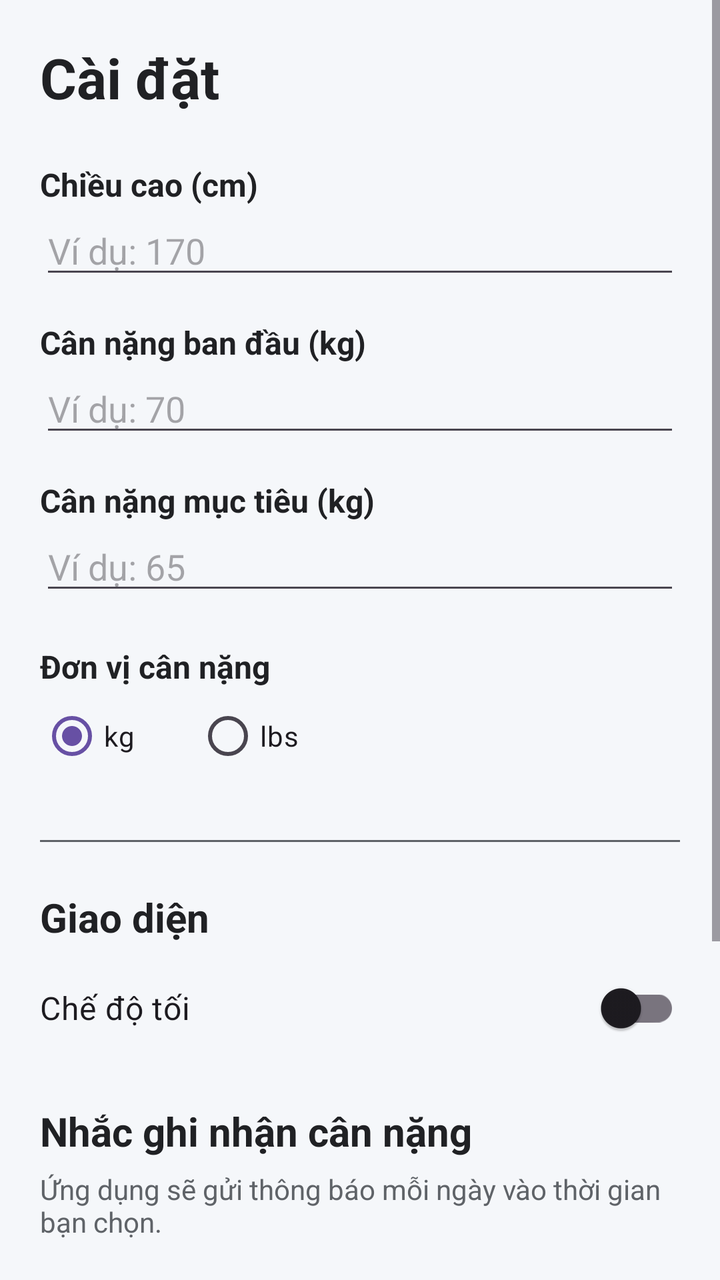
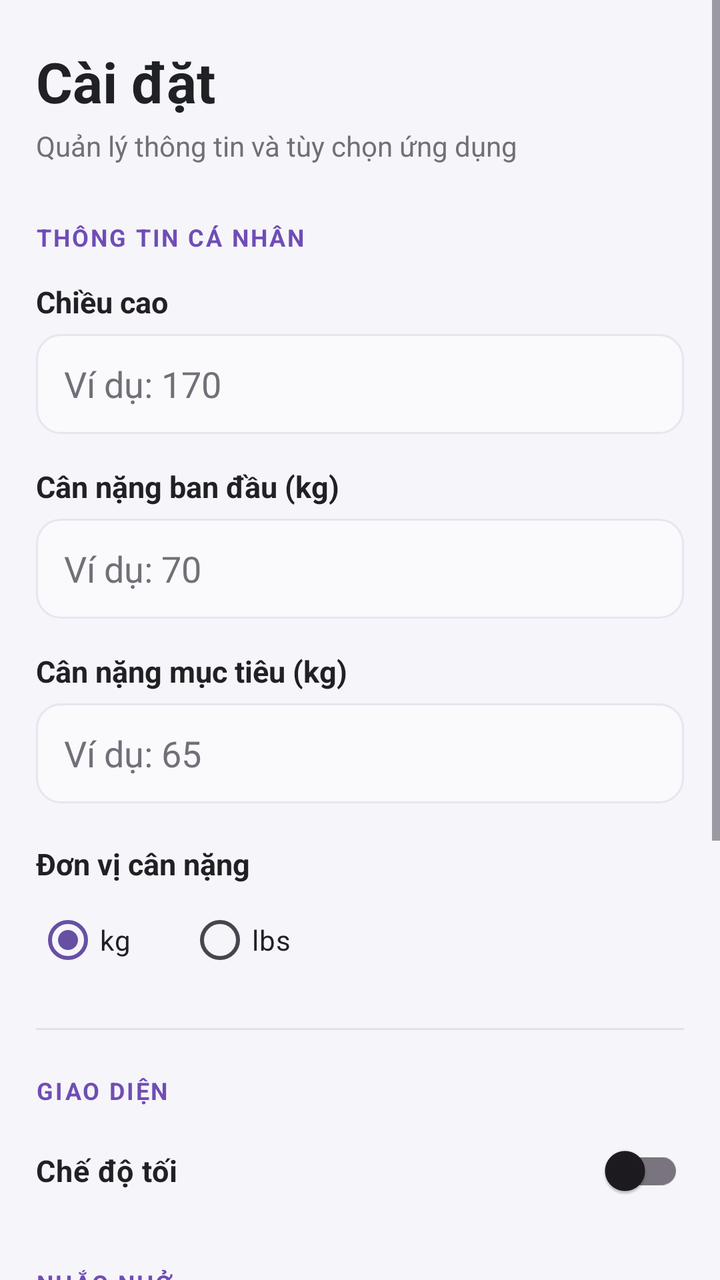

Compare the two renders of this Android layout. The source of the first and the diff that turns it into the second are given below.
<!-- AndroidManifest.xml: application theme Theme.Theo_doi_can_nang -->
<!-- res/layout/activity_settings.xml -->
<?xml version="1.0" encoding="utf-8"?>
<ScrollView
    xmlns:android="http://schemas.android.com/apk/res/android"
    android:layout_width="match_parent"
    android:layout_height="match_parent"
    android:background="@color/app_background">

    <LinearLayout
        android:layout_width="match_parent"
        android:layout_height="wrap_content"
        android:orientation="vertical"
        android:padding="20dp">

        
        
        

        <TextView
            android:layout_width="wrap_content"
            android:layout_height="wrap_content"
            android:text="Cài đặt"
            android:textSize="28sp"
            android:textStyle="bold"
            android:textColor="@color/app_text" />

        
        
        

        <TextView
            android:layout_width="wrap_content"
            android:layout_height="wrap_content"
            android:layout_marginTop="24dp"
            android:text="Chiều cao (cm)"
            android:textSize="16sp"
            android:textStyle="bold"
            android:textColor="@color/app_text" />

        <EditText
            android:id="@+id/edtHeight"
            android:layout_width="match_parent"
            android:layout_height="wrap_content"
            android:hint="Ví dụ: 170"
            android:inputType="numberDecimal"
            android:autofillHints="height" />

        
        
        

        <TextView
            android:id="@+id/tvStartWeightLabel"
            android:layout_width="wrap_content"
            android:layout_height="wrap_content"
            android:layout_marginTop="16dp"
            android:text="Cân nặng ban đầu (kg)"
            android:textSize="16sp"
            android:textStyle="bold"
            android:textColor="@color/app_text" />

        <EditText
            android:id="@+id/edtStartWeight"
            android:layout_width="match_parent"
            android:layout_height="wrap_content"
            android:hint="Ví dụ: 70"
            android:inputType="numberDecimal"
            android:autofillHints="weight" />

        
        
        

        <TextView
            android:id="@+id/tvGoalWeightLabel"
            android:layout_width="wrap_content"
            android:layout_height="wrap_content"
            android:layout_marginTop="16dp"
            android:text="Cân nặng mục tiêu (kg)"
            android:textSize="16sp"
            android:textStyle="bold"
            android:textColor="@color/app_text" />

        <EditText
            android:id="@+id/edtGoalWeight"
            android:layout_width="match_parent"
            android:layout_height="wrap_content"
            android:hint="Ví dụ: 65"
            android:inputType="numberDecimal"
            android:autofillHints="weight" />

        
        
        

        <TextView
            android:layout_width="wrap_content"
            android:layout_height="wrap_content"
            android:layout_marginTop="20dp"
            android:text="Đơn vị cân nặng"
            android:textSize="16sp"
            android:textStyle="bold"
            android:textColor="@color/app_text" />

        <RadioGroup
            android:id="@+id/radioUnit"
            android:layout_width="match_parent"
            android:layout_height="wrap_content"
            android:orientation="horizontal">

            <RadioButton
                android:id="@+id/radioKg"
                android:layout_width="wrap_content"
                android:layout_height="wrap_content"
                android:text="kg"
                android:checked="true" />

            <RadioButton
                android:id="@+id/radioLbs"
                android:layout_width="wrap_content"
                android:layout_height="wrap_content"
                android:layout_marginStart="30dp"
                android:text="lbs" />

        </RadioGroup>

        
        
        

        <View
            android:layout_width="match_parent"
            android:layout_height="1dp"
            android:layout_marginTop="28dp"
            android:background="@color/app_secondary_text" />

        <TextView
            android:layout_width="wrap_content"
            android:layout_height="wrap_content"
            android:layout_marginTop="24dp"
            android:text="Giao diện"
            android:textSize="20sp"
            android:textStyle="bold"
            android:textColor="@color/app_text" />

        <androidx.appcompat.widget.SwitchCompat
            android:id="@+id/switchDarkMode"
            android:layout_width="match_parent"
            android:layout_height="wrap_content"
            android:layout_marginTop="8dp"
            android:text="Chế độ tối"
            android:textSize="16sp" />

        
        
        

        <TextView
            android:layout_width="wrap_content"
            android:layout_height="wrap_content"
            android:layout_marginTop="24dp"
            android:text="Nhắc ghi nhận cân nặng"
            android:textSize="20sp"
            android:textStyle="bold"
            android:textColor="@color/app_text" />

        <TextView
            android:layout_width="match_parent"
            android:layout_height="wrap_content"
            android:layout_marginTop="6dp"
            android:text="Ứng dụng sẽ gửi thông báo mỗi ngày vào thời gian bạn chọn."
            android:textSize="14sp"
            android:textColor="@color/app_secondary_text" />

        
        
        

        <TextView
            android:layout_width="wrap_content"
            android:layout_height="wrap_content"
            android:layout_marginTop="20dp"
            android:text="Giờ nhắc"
            android:textSize="16sp"
            android:textStyle="bold"
            android:textColor="@color/app_text" />

        <Button
            android:id="@+id/btnReminderTime"
            android:layout_width="match_parent"
            android:layout_height="wrap_content"
            android:layout_marginTop="8dp"
            android:text="07:00" />

        
        
        

        <androidx.appcompat.widget.SwitchCompat
            android:id="@+id/switchReminder"
            android:layout_width="match_parent"
            android:layout_height="wrap_content"
            android:layout_marginTop="12dp"
            android:text="Bật nhắc nhở hàng ngày"
            android:textSize="16sp" />

        
        
        

        <Button
            android:id="@+id/btnSaveSettings"
            android:layout_width="match_parent"
            android:layout_height="wrap_content"
            android:layout_marginTop="24dp"
            android:text="Lưu cài đặt" />

    </LinearLayout>

</ScrollView>
<!-- resources referenced by this layout -->
<resources>
  <color name="app_background">#F5F7FA</color>
  <color name="app_secondary_text">#5F6368</color>
  <color name="app_text">#202124</color>
  <style name="Theme.Theo_doi_can_nang" parent="Base.Theme.Theo_doi_can_nang" />
  <style name="Base.Theme.Theo_doi_can_nang" parent="Theme.Material3.DayNight.NoActionBar">
  
          
  
      </style>
</resources>

<!-- the commit's change to res/layout/activity_settings.xml (unified diff, before → after) -->
@@ -3,49 +3,77 @@
     xmlns:android="http://schemas.android.com/apk/res/android"
     android:layout_width="match_parent"
     android:layout_height="match_parent"
-    android:background="@color/app_background">
+    android:background="@color/app_background"
+    android:fillViewport="true"
+    android:clipToPadding="false">
 
     <LinearLayout
         android:layout_width="match_parent"
         android:layout_height="wrap_content"
         android:orientation="vertical"
-        android:padding="20dp">
-
-        
-        
+        android:paddingStart="18dp"
+        android:paddingTop="22dp"
+        android:paddingEnd="18dp"
+        android:paddingBottom="30dp">
+
         
 
         <TextView
             android:layout_width="wrap_content"
             android:layout_height="wrap_content"
             android:text="Cài đặt"
+            android:textColor="@color/app_text"
             android:textSize="28sp"
-            android:textStyle="bold"
-            android:textColor="@color/app_text" />
-
-        
-        
-        
-
-        <TextView
-            android:layout_width="wrap_content"
-            android:layout_height="wrap_content"
-            android:layout_marginTop="24dp"
-            android:text="Chiều cao (cm)"
-            android:textSize="16sp"
-            android:textStyle="bold"
-            android:textColor="@color/app_text" />
+            android:textStyle="bold" />
+
+        <TextView
+            android:layout_width="wrap_content"
+            android:layout_height="wrap_content"
+            android:layout_marginTop="4dp"
+            android:text="Quản lý thông tin và tùy chọn ứng dụng"
+            android:textColor="@color/app_secondary_text"
+            android:textSize="14sp" />
+
+
+        
+
+        <TextView
+            android:layout_width="wrap_content"
+            android:layout_height="wrap_content"
+            android:layout_marginTop="28dp"
+            android:text="THÔNG TIN CÁ NHÂN"
+            android:textColor="@color/app_primary"
+            android:textSize="12sp"
+            android:textStyle="bold"
+            android:letterSpacing="0.08" />
+
+
+        
+
+        <TextView
+            android:layout_width="wrap_content"
+            android:layout_height="wrap_content"
+            android:layout_marginTop="14dp"
+            android:text="Chiều cao"
+            android:textColor="@color/app_text"
+            android:textSize="15sp"
+            android:textStyle="bold" />
 
         <EditText
             android:id="@+id/edtHeight"
             android:layout_width="match_parent"
-            android:layout_height="wrap_content"
+            android:layout_height="50dp"
+            android:layout_marginTop="6dp"
+            android:autofillHints="height"
+            android:background="@drawable/bg_input"
             android:hint="Ví dụ: 170"
             android:inputType="numberDecimal"
-            android:autofillHints="height" />
-
-        
-        
+            android:paddingStart="14dp"
+            android:paddingEnd="14dp"
+            android:textColor="@color/app_text"
+            android:textColorHint="@color/app_secondary_text" />
+
+
         
 
         <TextView
@@ -54,20 +82,25 @@
             android:layout_height="wrap_content"
             android:layout_marginTop="16dp"
             android:text="Cân nặng ban đầu (kg)"
-            android:textSize="16sp"
-            android:textStyle="bold"
-            android:textColor="@color/app_text" />
+            android:textColor="@color/app_text"
+            android:textSize="15sp"
+            android:textStyle="bold" />
 
         <EditText
             android:id="@+id/edtStartWeight"
             android:layout_width="match_parent"
-            android:layout_height="wrap_content"
+            android:layout_height="50dp"
+            android:layout_marginTop="6dp"
+            android:autofillHints="weight"
+            android:background="@drawable/bg_input"
             android:hint="Ví dụ: 70"
             android:inputType="numberDecimal"
-            android:autofillHints="weight" />
-
-        
-        
+            android:paddingStart="14dp"
+            android:paddingEnd="14dp"
+            android:textColor="@color/app_text"
+            android:textColorHint="@color/app_secondary_text" />
+
+
         
 
         <TextView
@@ -76,20 +109,25 @@
             android:layout_height="wrap_content"
             android:layout_marginTop="16dp"
             android:text="Cân nặng mục tiêu (kg)"
-            android:textSize="16sp"
-            android:textStyle="bold"
-            android:textColor="@color/app_text" />
+            android:textColor="@color/app_text"
+            android:textSize="15sp"
+            android:textStyle="bold" />
 
         <EditText
             android:id="@+id/edtGoalWeight"
             android:layout_width="match_parent"
-            android:layout_height="wrap_content"
+            android:layout_height="50dp"
+            android:layout_marginTop="6dp"
+            android:autofillHints="weight"
+            android:background="@drawable/bg_input"
             android:hint="Ví dụ: 65"
             android:inputType="numberDecimal"
-            android:autofillHints="weight" />
-
-        
-        
+            android:paddingStart="14dp"
+            android:paddingEnd="14dp"
+            android:textColor="@color/app_text"
+            android:textColorHint="@color/app_secondary_text" />
+
+
         
 
         <TextView
@@ -97,122 +135,152 @@
             android:layout_height="wrap_content"
             android:layout_marginTop="20dp"
             android:text="Đơn vị cân nặng"
-            android:textSize="16sp"
-            android:textStyle="bold"
-            android:textColor="@color/app_text" />
+            android:textColor="@color/app_text"
+            android:textSize="15sp"
+            android:textStyle="bold" />
 
         <RadioGroup
             android:id="@+id/radioUnit"
             android:layout_width="match_parent"
             android:layout_height="wrap_content"
+            android:layout_marginTop="4dp"
             android:orientation="horizontal">
 
             <RadioButton
                 android:id="@+id/radioKg"
                 android:layout_width="wrap_content"
                 android:layout_height="wrap_content"
+                android:buttonTint="@color/app_primary"
                 android:text="kg"
+                android:textColor="@color/app_text"
                 android:checked="true" />
 
             <RadioButton
                 android:id="@+id/radioLbs"
                 android:layout_width="wrap_content"
                 android:layout_height="wrap_content"
-                android:layout_marginStart="30dp"
-                android:text="lbs" />
+                android:layout_marginStart="28dp"
+                android:buttonTint="@color/app_primary"
+                android:text="lbs"
+                android:textColor="@color/app_text" />
 
         </RadioGroup>
 
-        
-        
+
         
 
         <View
             android:layout_width="match_parent"
             android:layout_height="1dp"
-            android:layout_marginTop="28dp"
-            android:background="@color/app_secondary_text" />
-
-        <TextView
-            android:layout_width="wrap_content"
-            android:layout_height="wrap_content"
-            android:layout_marginTop="24dp"
-            android:text="Giao diện"
-            android:textSize="20sp"
-            android:textStyle="bold"
-            android:textColor="@color/app_text" />
+            android:layout_marginTop="20dp"
+            android:background="@color/app_divider" />
+
+
+        
+
+        <TextView
+            android:layout_width="wrap_content"
+            android:layout_height="wrap_content"
+            android:layout_marginTop="22dp"
+            android:text="GIAO DIỆN"
+            android:textColor="@color/app_primary"
+            android:textSize="12sp"
+            android:textStyle="bold"
+            android:letterSpacing="0.08" />
 
         <androidx.appcompat.widget.SwitchCompat
             android:id="@+id/switchDarkMode"
             android:layout_width="match_parent"
+            android:layout_height="52dp"
+            android:layout_marginTop="6dp"
+            android:text="Chế độ tối"
+            android:textColor="@color/app_text"
+            android:textSize="15sp"
+            android:textStyle="bold"
+            android:buttonTint="@color/app_primary" />
+
+
+        
+
+        <TextView
+            android:layout_width="wrap_content"
+            android:layout_height="wrap_content"
+            android:layout_marginTop="22dp"
+            android:text="NHẮC NHỞ"
+            android:textColor="@color/app_primary"
+            android:textSize="12sp"
+            android:textStyle="bold"
+            android:letterSpacing="0.08" />
+
+        <TextView
+            android:layout_width="wrap_content"
             android:layout_height="wrap_content"
             android:layout_marginTop="8dp"
-            android:text="Chế độ tối"
-            android:textSize="16sp" />
-
-        
-        
-        
-
-        <TextView
-            android:layout_width="wrap_content"
-            android:layout_height="wrap_content"
-            android:layout_marginTop="24dp"
             android:text="Nhắc ghi nhận cân nặng"
-            android:textSize="20sp"
-            android:textStyle="bold"
-            android:textColor="@color/app_text" />
-
-        <TextView
-            android:layout_width="match_parent"
-            android:layout_height="wrap_content"
-            android:layout_marginTop="6dp"
+            android:textColor="@color/app_text"
+            android:textSize="17sp"
+            android:textStyle="bold" />
+
+        <TextView
+            android:layout_width="match_parent"
+            android:layout_height="wrap_content"
+            android:layout_marginTop="4dp"
             android:text="Ứng dụng sẽ gửi thông báo mỗi ngày vào thời gian bạn chọn."
-            android:textSize="14sp"
-            android:textColor="@color/app_secondary_text" />
-
-        
-        
-        
-
-        <TextView
-            android:layout_width="wrap_content"
-            android:layout_height="wrap_content"
-            android:layout_marginTop="20dp"
+            android:textColor="@color/app_secondary_text"
+            android:textSize="13sp" />
+
+
+        
+
+        <TextView
+            android:layout_width="wrap_content"
+            android:layout_height="wrap_content"
+            android:layout_marginTop="18dp"
             android:text="Giờ nhắc"
-            android:textSize="16sp"
-            android:textStyle="bold"
-            android:textColor="@color/app_text" />
+            android:textColor="@color/app_text"
+            android:textSize="15sp"
+            android:textStyle="bold" />
 
         <Button
             android:id="@+id/btnReminderTime"
             android:layout_width="match_parent"
-            android:layout_height="wrap_content"
-            android:layout_marginTop="8dp"
-            android:text="07:00" />
-
-        
-        
+            android:layout_height="50dp"
+            android:layout_marginTop="7dp"
+            android:background="@drawable/bg_primary_button"
+            android:minHeight="0dp"
+            android:text="07:00"
+            android:textAllCaps="false"
+            android:textColor="#FFFFFF"
+            android:textSize="15sp"
+            android:textStyle="bold" />
+
+
         
 
         <androidx.appcompat.widget.SwitchCompat
             android:id="@+id/switchReminder"
             android:layout_width="match_parent"
-            android:layout_height="wrap_content"
-            android:layout_marginTop="12dp"
+            android:layout_height="52dp"
+            android:layout_marginTop="6dp"
             android:text="Bật nhắc nhở hàng ngày"
-            android:textSize="16sp" />
-
-        
-        
+            android:textColor="@color/app_text"
+            android:textSize="15sp" />
+
+
         
 
         <Button
             android:id="@+id/btnSaveSettings"
             android:layout_width="match_parent"
-            android:layout_height="wrap_content"
-            android:layout_marginTop="24dp"
-            android:text="Lưu cài đặt" />
+            android:layout_height="52dp"
+            android:layout_marginTop="22dp"
+            android:background="@drawable/bg_primary_button"
+            android:minHeight="0dp"
+            android:text="Lưu cài đặt"
+            android:textAllCaps="false"
+            android:textColor="#FFFFFF"
+            android:textSize="16sp"
+            android:textStyle="bold" />
 
     </LinearLayout>
 
<!-- resource entries referenced after the edit -->
@@ -1,9 +1,78 @@
 <!-- resources referenced by this layout -->
 <resources>
-  <color name="app_background">#F5F7FA</color>
-  <color name="app_secondary_text">#5F6368</color>
+  <color name="app_background">#F6F5FA</color>
+  <color name="app_divider">#E3E0E8</color>
+  <color name="app_primary">#6F4DB5</color>
+  <color name="app_secondary_text">#707078</color>
   <color name="app_text">#202124</color>
+  <!-- drawable bg_input (drawable) -->
+  <?xml version="1.0" encoding="utf-8"?>
+  <selector xmlns:android="http://schemas.android.com/apk/res/android">
+  
+      <item android:state_focused="true">
+          <shape android:shape="rectangle">
+  
+              <solid android:color="@color/app_input_background" />
+  
+              <stroke
+                  android:width="2dp"
+                  android:color="@color/app_primary" />
+  
+              <corners android:radius="12dp" />
+  
+              <padding
+                  android:left="14dp"
+                  android:top="2dp"
+                  android:right="14dp"
+                  android:bottom="2dp" />
+  
+          </shape>
+      </item>
+  
+      <item>
+          <shape android:shape="rectangle">
+  
+              <solid android:color="@color/app_input_background" />
+  
+              <stroke
+                  android:width="1dp"
+                  android:color="@color/app_card_border" />
+  
+              <corners android:radius="12dp" />
+  
+              <padding
+                  android:left="14dp"
+                  android:top="2dp"
+                  android:right="14dp"
+                  android:bottom="2dp" />
+  
+          </shape>
+      </item>
+  
+  </selector>
+  <!-- drawable bg_primary_button (drawable) -->
+  <?xml version="1.0" encoding="utf-8"?>
+  <selector xmlns:android="http://schemas.android.com/apk/res/android">
+  
+      <item android:state_pressed="true">
+          <shape android:shape="rectangle">
+              <solid android:color="@color/app_primary_dark" />
+              <corners android:radius="16dp" />
+          </shape>
+      </item>
+  
+      <item>
+          <shape android:shape="rectangle">
+              <solid android:color="@color/app_primary" />
+              <corners android:radius="16dp" />
+          </shape>
+      </item>
+  
+  </selector>
   <style name="Theme.Theo_doi_can_nang" parent="Base.Theme.Theo_doi_can_nang" />
+  <color name="app_input_background">#FAF9FC</color>
+  <color name="app_card_border">#E8E5EF</color>
+  <color name="app_primary_dark">#593B99</color>
   <style name="Base.Theme.Theo_doi_can_nang" parent="Theme.Material3.DayNight.NoActionBar">
   
           
